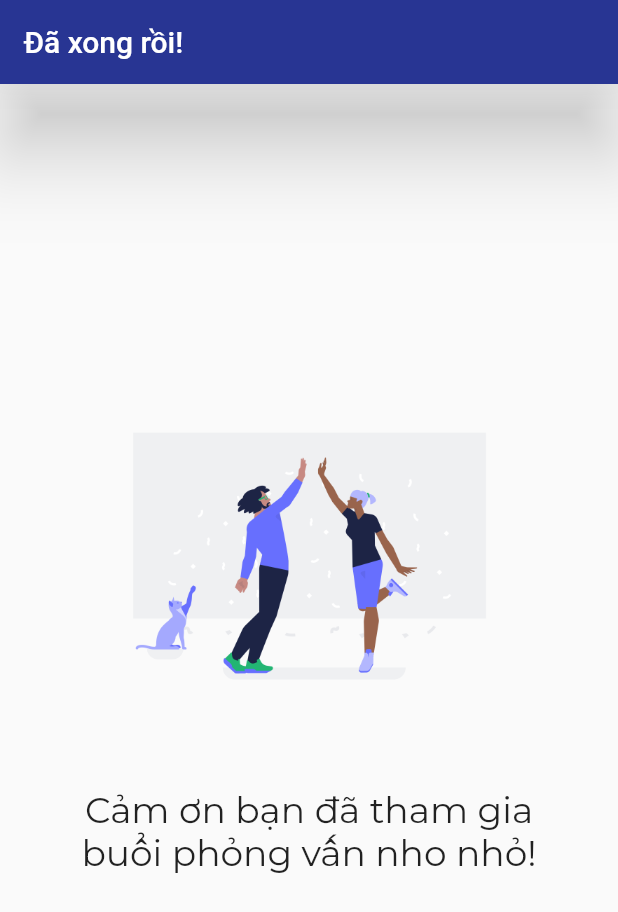
After one commit to megatunger/EtronTeam-App, a Flutter app: the InterviewDone screen opened directly, on a phone screen of 412 x 824 dp. The commit adds this screen. Shown: the top 912 px of the screen. Run offline on Flutter 3.47's test engine with Material 2 defaults, Android fonts, the light colour scheme and no system bars; our stand-ins replace animate_do, camera, circular_countdown_timer, dio, file_picker, google_fonts and 2 more; missing offline and left inert: google_speech, sound_stream; project files that could hold a hidden picture were left out.

Commit message:
Done flow

```diff
--- a/etron_app/lib/ui/pending_questions/camera_view.dart
+++ b/etron_app/lib/ui/pending_questions/camera_view.dart
@@ -46,7 +46,8 @@ class _CameraViewState extends State<CameraView> {
 
   initCamera() async {
     cameras = await availableCameras();
-    controller = CameraController(cameras[1], ResolutionPreset.medium);
+    controller = CameraController(cameras[1], ResolutionPreset.medium,
+        enableAudio: false);
     controller.initialize().then((_) {
       if (!mounted) {
         return;
--- /dev/null
+++ b/etron_app/lib/ui/pending_questions/interview_done.dart
@@ -0,0 +1,52 @@
+import 'package:animate_do/animate_do.dart';
+import 'package:etron_app/ui/theme.dart';
+import 'package:flutter/material.dart';
+
+class InterviewDone extends StatefulWidget {
+  InterviewDone({Key key}) : super(key: key);
+
+  @override
+  _InterviewDoneState createState() => _InterviewDoneState();
+}
+
+class _InterviewDoneState extends State<InterviewDone> {
+  @override
+  Widget build(BuildContext context) {
+    return Scaffold(
+        appBar: AppBar(
+          automaticallyImplyLeading: false,
+          elevation: EtronTheme.elevation,
+          backgroundColor: EtronTheme.primaryColor,
+          title: Text('Đã xong rồi!'),
+        ),
+        body: Center(
+          child: Column(
+            mainAxisAlignment: MainAxisAlignment.center,
+            crossAxisAlignment: CrossAxisAlignment.center,
+            children: [
+              Padding(
+                padding: const EdgeInsets.symmetric(horizontal: 64),
+                child: ElasticIn(
+                  delay: Duration(milliseconds: 500),
+                  child: Pulse(
+                      delay: Duration(milliseconds: 800),
+                      duration: Duration(seconds: 3),
+                      child: Image.asset('assets/illustration/urban-199.png'),
+                      infinite: true),
+                ),
+              ),
+              SizedBox(height: 16),
+              FadeIn(
+                delay: Duration(milliseconds: 700),
+                child: Padding(
+                  padding: const EdgeInsets.all(32.0),
+                  child: Text('Cảm ơn bạn đã tham gia buổi phỏng vấn nho nhỏ!',
+                      style: Theme.of(context).textTheme.headline5,
+                      textAlign: TextAlign.center),
+                ),
+              ),
+            ],
+          ),
+        ));
+  }
+}
--- a/etron_app/pubspec.yaml
+++ b/etron_app/pubspec.yaml
@@ -61,6 +61,7 @@ flutter:
   assets:
     - assets/illustration/urban-409.png
     - assets/illustration/urban-686.png
+    - assets/illustration/urban-199.png
     - assets/illustration/giphy.gif
     - assets/careerplannerapi-1603532127051-2390496eadbe.json
   # An image asset can refer to one or more resolution-specific "variants", see
```
Also changed, not shown: etron_app/lib/ui/pending_questions/modal_question.dart (added, +38 -0 lines), etron_app/lib/ui/pending_questions/question_recorder.dart (+68 -5 lines), etron_app/assets/illustration/urban-199.png (added), 1 other file.
